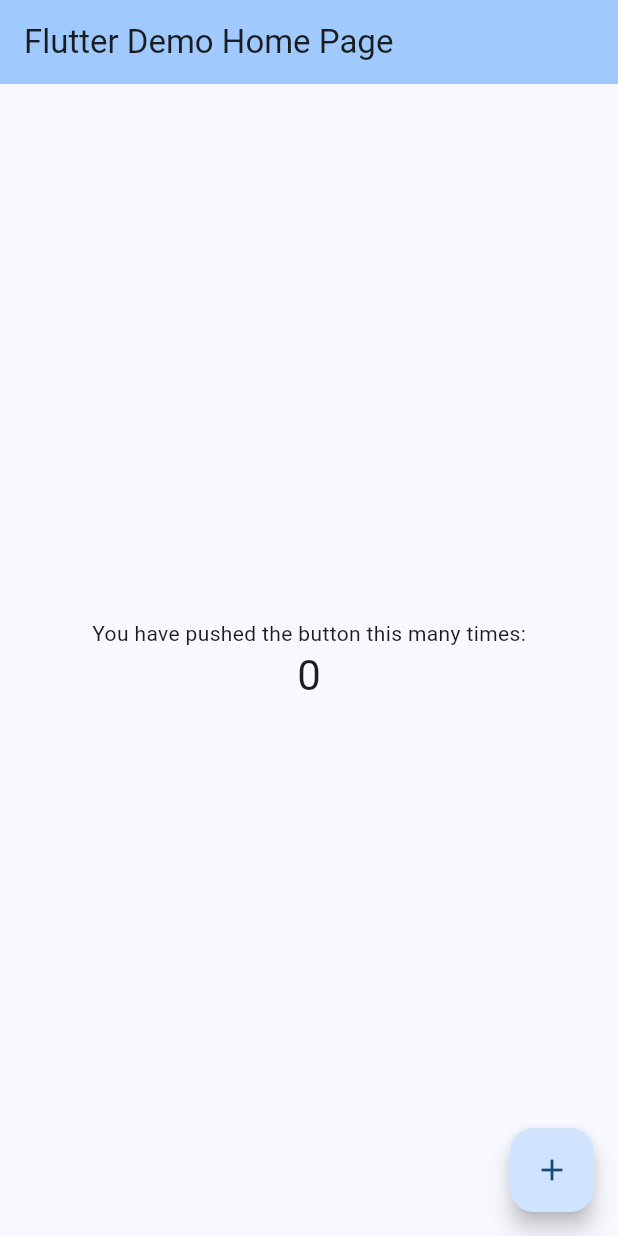
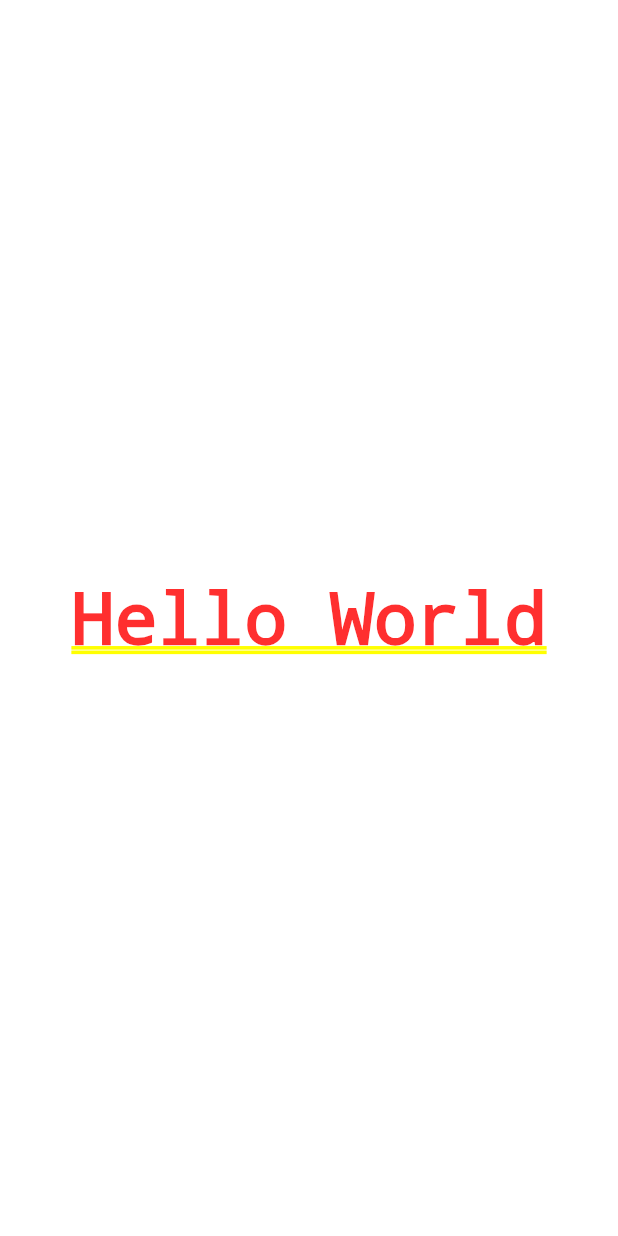
Before and after one commit to siraajul/Flutter_Beginning, a Flutter app: the screen it shows after launch, on a phone screen of 412 x 824 dp. Run offline on Flutter 3.47's test engine with Material 2 defaults, Android fonts, the phone set to English and light mode, and no system bars.

Commit message:
Project Setup

```diff
--- a/lib/main.dart
+++ b/lib/main.dart
@@ -1,125 +1,10 @@
 import 'package:flutter/material.dart';
 
 void main() {
-  runApp(const MyApp());
+  runApp(const MaterialApp(
+    debugShowCheckedModeBanner: false,
+    home: Center(
+      child: Text('Hello World'),
+    ),
+  ));
 }
-
-class MyApp extends StatelessWidget {
-  const MyApp({super.key});
-
-  // This widget is the root of your application.
-  @override
-  Widget build(BuildContext context) {
-    return MaterialApp(
-      title: 'Flutter Demo',
-      theme: ThemeData(
-        // This is the theme of your application.
-        //
-        // TRY THIS: Try running your application with "flutter run". You'll see
-        // the application has a blue toolbar. Then, without quitting the app,
-        // try changing the seedColor in the colorScheme below to Colors.green
-        // and then invoke "hot reload" (save your changes or press the "hot
-        // reload" button in a Flutter-supported IDE, or press "r" if you used
-        // the command line to start the app).
-        //
-        // Notice that the counter didn't reset back to zero; the application
-        // state is not lost during the reload. To reset the state, use hot
-        // restart instead.
-        //
-        // This works for code too, not just values: Most code changes can be
-        // tested with just a hot reload.
-        colorScheme: ColorScheme.fromSeed(seedColor: Colors.blue),
-        useMaterial3: true,
-      ),
-      home: const MyHomePage(title: 'Flutter Demo Home Page'),
-    );
-  }
-}
-
-class MyHomePage extends StatefulWidget {
-  const MyHomePage({super.key, required this.title});
-
-  // This widget is the home page of your application. It is stateful, meaning
-  // that it has a State object (defined below) that contains fields that affect
-  // how it looks.
-
-  // This class is the configuration for the state. It holds the values (in this
-  // case the title) provided by the parent (in this case the App widget) and
-  // used by the build method of the State. Fields in a Widget subclass are
-  // always marked "final".
-
-  final String title;
-
-  @override
-  State<MyHomePage> createState() => _MyHomePageState();
-}
-
-class _MyHomePageState extends State<MyHomePage> {
-  int _counter = 0;
-
-  void _incrementCounter() {
-    setState(() {
-      // This call to setState tells the Flutter framework that something has
-      // changed in this State, which causes it to rerun the build method below
-      // so that the display can reflect the updated values. If we changed
-      // _counter without calling setState(), then the build method would not be
-      // called again, and so nothing would appear to happen.
-      _counter++;
-    });
-  }
-
-  @override
-  Widget build(BuildContext context) {
-    // This method is rerun every time setState is called, for instance as done
-    // by the _incrementCounter method above.
-    //
-    // The Flutter framework has been optimized to make rerunning build methods
-    // fast, so that you can just rebuild anything that needs updating rather
-    // than having to individually change instances of widgets.
-    return Scaffold(
-      appBar: AppBar(
-        // TRY THIS: Try changing the color here to a specific color (to
-        // Colors.amber, perhaps?) and trigger a hot reload to see the AppBar
-        // change color while the other colors stay the same.
-        backgroundColor: Theme.of(context).colorScheme.inversePrimary,
-        // Here we take the value from the MyHomePage object that was created by
-        // the App.build method, and use it to set our appbar title.
-        title: Text(widget.title),
-      ),
-      body: Center(
-        // Center is a layout widget. It takes a single child and positions it
-        // in the middle of the parent.
-        child: Column(
-          // Column is also a layout widget. It takes a list of children and
-          // arranges them vertically. By default, it sizes itself to fit its
-          // children horizontally, and tries to be as tall as its parent.
-          //
-          // Column has various properties to control how it sizes itself and
-          // how it positions its children. Here we use mainAxisAlignment to
-          // center the children vertically; the main axis here is the vertical
-          // axis because Columns are vertical (the cross axis would be
-          // horizontal).
-          //
-          // TRY THIS: Invoke "debug painting" (choose the "Toggle Debug Paint"
-          // action in the IDE, or press "p" in the console), to see the
-          // wireframe for each widget.
-          mainAxisAlignment: MainAxisAlignment.center,
-          children: <Widget>[
-            const Text(
-              'You have pushed the button this many times:',
-            ),
-            Text(
-              '$_counter',
-              style: Theme.of(context).textTheme.headlineMedium,
-            ),
-          ],
-        ),
-      ),
-      floatingActionButton: FloatingActionButton(
-        onPressed: _incrementCounter,
-        tooltip: 'Increment',
-        child: const Icon(Icons.add),
-      ), // This trailing comma makes auto-formatting nicer for build methods.
-    );
-  }
-}
```
Also changed, not shown: 1 other file.
